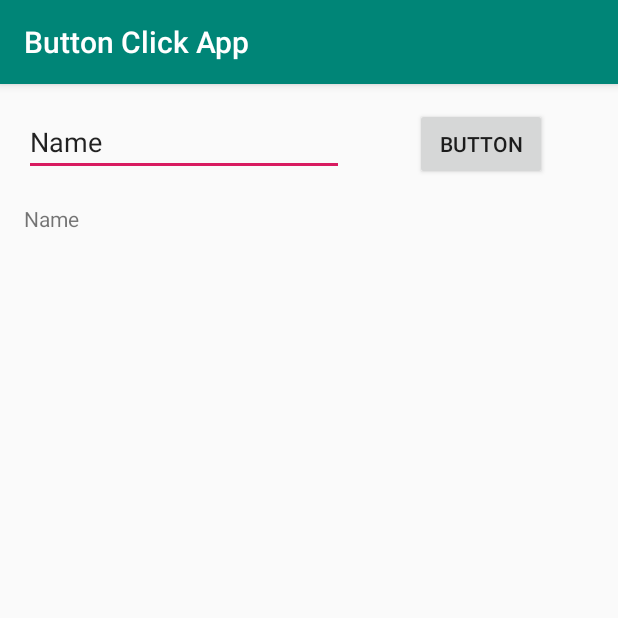
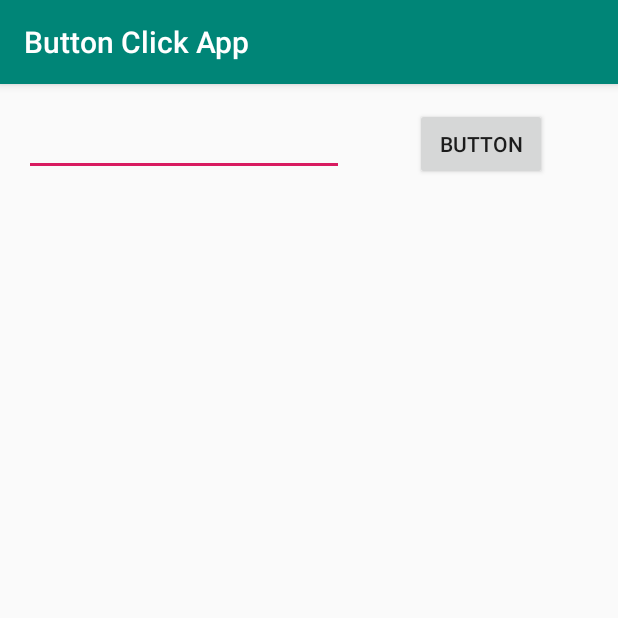
Before and after one commit to sandeepprasad30/ButtonClickApp, an Android app: the screen it shows after launch (MainActivity), after a tap on "BUTTON", on a phone screen of 412 x 824 dp, the top half of it. Run offline under Robolectric (Android 15) with nearby library versions, the phone set to English and light mode, and no system bars.

Commit message:
final button click commit

```diff
--- a/app/src/main/java/academy/larningprogrammin/buttonclickapp/MainActivity.kt
+++ b/app/src/main/java/academy/larningprogrammin/buttonclickapp/MainActivity.kt
@@ -3,32 +3,84 @@ package academy.larningprogrammin.buttonclickapp
 import android.os.Bundle
 import android.support.v7.app.AppCompatActivity
 import android.text.method.ScrollingMovementMethod
+import android.util.Log
 import android.view.View
 import android.widget.Button
 import android.widget.EditText
 import android.widget.TextView
 
+private const val TAG = "MainActivity"
+private const val TEXT_CONTENTS = "TextContents"
+
 class MainActivity : AppCompatActivity() {
-    private var userInput: EditText? = null
-    private var button: Button? = null
     private var textView: TextView? = null
 
     override fun onCreate(savedInstanceState: Bundle?) {
+        Log.d(TAG, "onCreate: called")
         super.onCreate(savedInstanceState)
         setContentView(R.layout.activity_main)
 
-        userInput = findViewById <EditText> (R.id.editText)
-        button = findViewById <Button> (R.id.button)
-        textView = findViewById <TextView> (R.id.textView)
+        val userInput: EditText = findViewById<EditText>(R.id.editText)
+        val button: Button = findViewById<Button>(R.id.button)
+        textView = findViewById<TextView>(R.id.textView)
 
         textView?.text = ""
         textView?.movementMethod = ScrollingMovementMethod()
+        userInput.setText("")
 
-        button?.setOnClickListener(object: View.OnClickListener {
+        button.setOnClickListener(object : View.OnClickListener {
             override fun onClick(p0: View?) {
-                textView?.append(userInput?.text)
+                Log.d(TAG, "onClick: called")
+                textView?.append(userInput.text)
                 textView?.append("\n")
+//                userInput.text.clear()
+                userInput.setText("")
             }
         })
     }
+
+    override fun onStart() {
+        Log.d(TAG, "onStart: called")
+        super.onStart()
+    }
+
+    override fun onRestoreInstanceState(savedInstanceState: Bundle?) {
+        Log.d(TAG, "onRestoreInstanceState: called")
+        super.onRestoreInstanceState(savedInstanceState)
+//        val savedString = savedInstanceState?.getString(TEXT_CONTENTS, "")
+//        textView?.text = savedString
+
+        textView?.text = savedInstanceState?.getString(TEXT_CONTENTS, "")
+    }
+
+    override fun onResume() {
+        Log.d(TAG, "onResume: called")
+        super.onResume()
+    }
+
+    override fun onPause() {
+        Log.d(TAG, "onPause: called")
+        super.onPause()
+    }
+
+    override fun onSaveInstanceState(outState: Bundle?) {
+        Log.d(TAG, "onSaveInstanceState: called")
+        super.onSaveInstanceState(outState)
+        outState?.putString(TEXT_CONTENTS, textView?.text.toString())
+    }
+
+    override fun onStop() {
+        Log.d(TAG, "onStop: called")
+        super.onStop()
+    }
+
+    override fun onRestart() {
+        Log.d(TAG, "onRestart: called")
+        super.onRestart()
+    }
+
+    override fun onDestroy() {
+        Log.d(TAG, "onDestroy: called")
+        super.onDestroy()
+    }
 }
```
